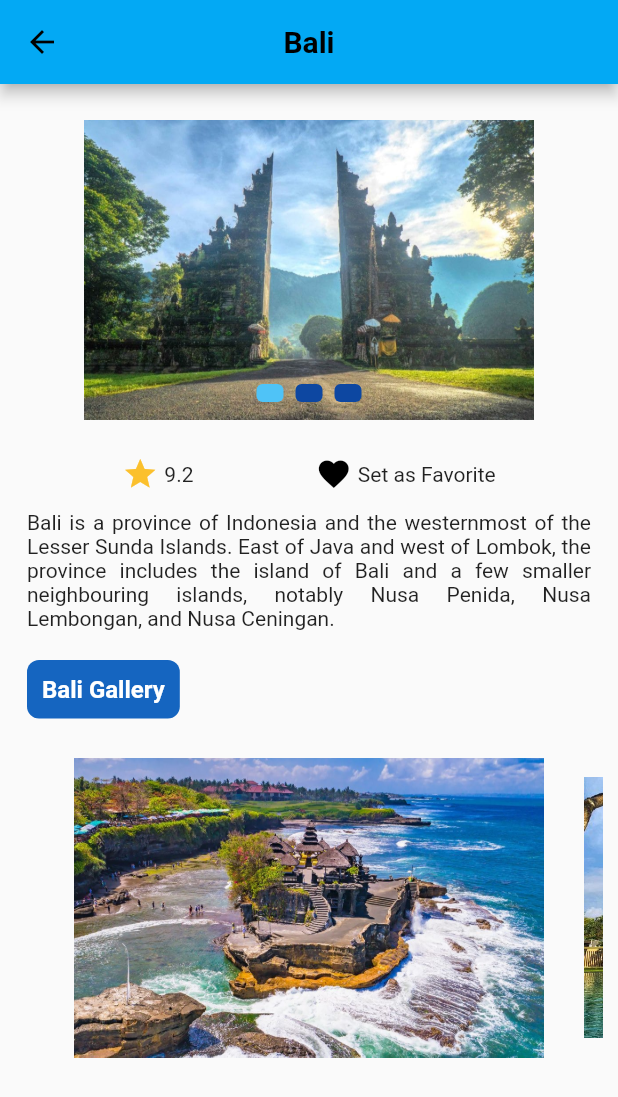
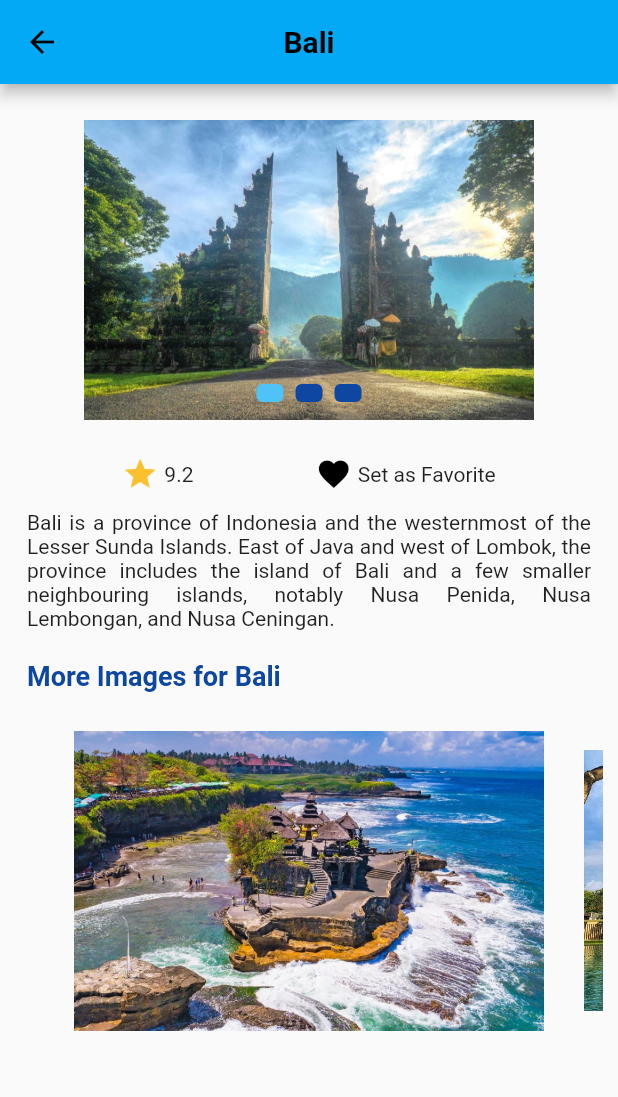
Before and after one commit to MauL08/Travelist, a Flutter app: the screen it shows after launch, item 2 of the bottom bar chosen, after a tap on "Show", on a phone screen of 412 x 824 dp. Shown: the top 1097 px of the screen. Run offline on Flutter 3.47's test engine with Material 2 defaults, Android fonts, the light colour scheme and no system bars; drawn by our look-alikes of carousel_slider, smooth_page_indicator; our stand-ins replace curved_navigation_bar.

Commit message:
fixing some useless features

```diff
--- a/lib/data/travel_category_model.dart
+++ /dev/null
@@ -1,20 +0,0 @@
-class TravelCategory {
-  String flagLogo;
-  String categoryName;
-
-  TravelCategory({
-    required this.flagLogo,
-    required this.categoryName,
-  });
-}
-
-var categoryList = [
-  TravelCategory(flagLogo: '', categoryName: 'All'),
-  TravelCategory(
-      flagLogo: 'assets/images/indonesiaFlag.png', categoryName: 'Indonesia'),
-  TravelCategory(flagLogo: 'assets/images/usFlag.png', categoryName: 'America'),
-  TravelCategory(
-      flagLogo: 'assets/images/englandFlag.webp', categoryName: 'England'),
-  TravelCategory(
-      flagLogo: 'assets/images/europeFlag.png', categoryName: 'Europe'),
-];
--- a/lib/data/travel_model.dart
+++ b/lib/data/travel_model.dart
@@ -17,13 +17,6 @@ class TravelData {
     required this.gallery,
   });
 }
-
-var allTravelData = [
-  indonesiaTravelData,
-  englandTravelData,
-  americaTravelData,
-  europeTravelData
-].expand((e) => e).toList();
 
 const indonesiaTravelData = [
   TravelData(
@@ -67,9 +60,3 @@ const indonesiaTravelData = [
     ],
   ),
 ];
-
-const englandTravelData = [];
-
-const americaTravelData = [];
-
-const europeTravelData = [];
--- a/lib/screens/home_screen/home_screen.dart
+++ b/lib/screens/home_screen/home_screen.dart
@@ -1,5 +1,4 @@
 import 'package:flutter/material.dart';
-import 'package:travelist/data/travel_category_model.dart';
 import 'package:travelist/widgets/home_image_slider/home_image_slider.dart';
 import 'package:travelist/widgets/popular_places_slider_widget/popular_places_slider_widget.dart';
 import 'package:travelist/widgets/userappbar_widget/userappbar_widget.dart';
@@ -10,7 +9,6 @@ class HomeScreen extends StatelessWidget {
   HomeScreen({Key? key}) : super(key: key);
 
   final ProfileData profileData = userProfileData;
-  final List<TravelCategory> category = categoryList;
 
   @override
   Widget build(BuildContext context) {
@@ -23,52 +21,8 @@ class HomeScreen extends StatelessWidget {
               userAppBarWidget(),
               const HomeImageSlider(),
               Container(
-                margin: const EdgeInsets.symmetric(vertical: 28),
-                height: 100,
-                child: ListView.separated(
-                  itemBuilder: (context, index) {
-                    return Column(
-                      children: [
-                        GestureDetector(
-                          onTap: () {},
-                          child: Container(
-                            padding: const EdgeInsets.all(10),
-                            decoration: BoxDecoration(
-                              borderRadius: BorderRadius.circular(8),
-                              color: Colors.lightBlue.shade300,
-                            ),
-                            child: Image.asset(
-                              category[index + 1].flagLogo,
-                              height: 40,
-                              width: 60,
-                              fit: BoxFit.cover,
-                            ),
-                          ),
-                        ),
-                        const SizedBox(height: 10),
-                        Text(
-                          category[index + 1].categoryName,
-                          style: const TextStyle(
-                            fontWeight: FontWeight.w500,
-                            color: Colors.black,
-                          ),
-                        ),
-                      ],
-                    );
-                  },
-                  separatorBuilder: (context, index) {
-                    return const VerticalDivider(
-                      width: 12,
-                      color: Colors.transparent,
-                    );
-                  },
-                  shrinkWrap: true,
-                  scrollDirection: Axis.horizontal,
-                  itemCount: category.length - 1,
-                ),
-              ),
-              Container(
-                margin: const EdgeInsets.symmetric(horizontal: 20),
+                margin:
+                    const EdgeInsets.symmetric(horizontal: 20, vertical: 20),
                 child: Row(
                   mainAxisAlignment: MainAxisAlignment.spaceBetween,
                   children: [
--- a/lib/screens/places_detail_screen/places_detail_screen.dart
+++ b/lib/screens/places_detail_screen/places_detail_screen.dart
@@ -14,7 +14,7 @@ class PlacesDetailScreen extends StatefulWidget {
 }
 
 class _PlacesDetailScreenState extends State<PlacesDetailScreen> {
-  final List<dynamic> travelData = allTravelData;
+  final List<dynamic> travelData = indonesiaTravelData;
   List detailedPlace = [];
 
   int dotIndex = 0;
@@ -141,19 +141,12 @@ class _PlacesDetailScreenState extends State<PlacesDetailScreen> {
             Container(
               alignment: Alignment.centerLeft,
               margin: const EdgeInsets.symmetric(horizontal: 18, vertical: 8),
-              child: Container(
-                padding: const EdgeInsets.all(10),
-                decoration: BoxDecoration(
-                  borderRadius: BorderRadius.circular(8),
-                  color: Colors.blue.shade800,
-                ),
-                child: Text(
-                  '${detailedPlace[0].name} Gallery',
-                  style: const TextStyle(
-                    fontSize: 16,
-                    fontWeight: FontWeight.bold,
-                    color: Colors.white,
-                  ),
+              child: Text(
+                'More Images for ${detailedPlace[0].name}',
+                style: TextStyle(
+                  fontSize: 18,
+                  fontWeight: FontWeight.bold,
+                  color: Colors.blue.shade900,
                 ),
               ),
             ),
--- a/lib/screens/places_screen/places_screen.dart
+++ b/lib/screens/places_screen/places_screen.dart
@@ -1,5 +1,4 @@
 import 'package:flutter/material.dart';
-import 'package:travelist/data/travel_category_model.dart';
 import 'package:travelist/data/travel_model.dart';
 import 'package:travelist/screens/places_detail_screen/places_detail_screen.dart';
 import 'package:travelist/widgets/userappbar_widget/userappbar_widget.dart';
@@ -15,9 +14,7 @@ class PlacesScreen extends StatefulWidget {
 
 class _PlacesScreenState extends State<PlacesScreen> {
   final ProfileData profileData = userProfileData;
-  final List<dynamic> travelData = allTravelData;
-  final List<TravelCategory> travelCategoryData = categoryList;
-
+  final List<dynamic> travelData = indonesiaTravelData;
   List foundedPlace = [];
 
   TextEditingController searchText = TextEditingController(text: '');
@@ -81,64 +78,15 @@ class _PlacesScreenState extends State<PlacesScreen> {
                 ),
               ),
               Container(
-                margin:
-                    const EdgeInsets.symmetric(horizontal: 10, vertical: 16),
-                height: 40,
-                width: double.infinity,
-                child: ListView.separated(
-                  physics: const BouncingScrollPhysics(),
-                  shrinkWrap: true,
-                  scrollDirection: Axis.horizontal,
-                  itemBuilder: ((context, index) {
-                    return ElevatedButton(
-                      onPressed: () {
-                        // if (travelCategoryData[index].categoryName == 'All') {
-                        //   setState(() {
-                        //     categoryFilter = '';
-                        //   });
-                        // } else {
-                        //   setState(() {
-                        //     categoryFilter =
-                        //         travelCategoryData[index].categoryName;
-                        //   });
-                        // }
-                      },
-                      child: Container(
-                        padding: const EdgeInsets.all(12),
-                        decoration: BoxDecoration(
-                          borderRadius: BorderRadius.circular(8),
-                        ),
-                        child: Text(
-                          travelCategoryData[index].categoryName,
-                          style: const TextStyle(
-                            color: Colors.white,
-                            fontWeight: FontWeight.bold,
-                          ),
-                          textAlign: TextAlign.center,
-                        ),
-                      ),
-                      style: ElevatedButton.styleFrom(
-                        primary: const Color(0xFF177FE4),
-                      ),
-                    );
-                  }),
-                  separatorBuilder: (context, index) {
-                    return const VerticalDivider(
-                      width: 10,
-                      color: Colors.transparent,
-                    );
-                  },
-                  itemCount: travelCategoryData.length,
-                ),
-              ),
-              Container(
                 margin: const EdgeInsets.symmetric(horizontal: 10, vertical: 8),
                 child: foundedPlace.isNotEmpty
                     ? Column(
                         crossAxisAlignment: CrossAxisAlignment.start,
                         children: [
                           Text(
-                            'Viewing ${categoryFilter == '' ? 'All' : categoryFilter} Places',
+                            searchText.text == ''
+                                ? 'Indonesia Places'
+                                : 'Result for ${searchText.text}',
                             style: const TextStyle(
                               fontWeight: FontWeight.bold,
                               fontSize: 16,
--- a/lib/screens/profile_screen/profile_screen.dart
+++ b/lib/screens/profile_screen/profile_screen.dart
@@ -7,7 +7,7 @@ class ProfileScreen extends StatelessWidget {
   ProfileScreen({Key? key}) : super(key: key);
 
   final ProfileData profileData = userProfileData;
-  final List<dynamic> travelTest = allTravelData;
+  final List<dynamic> travelTest = indonesiaTravelData;
 
   @override
   Widget build(BuildContext context) {
--- a/lib/widgets/home_image_slider/home_image_slider.dart
+++ b/lib/widgets/home_image_slider/home_image_slider.dart
@@ -11,7 +11,7 @@ class HomeImageSlider extends StatefulWidget {
 }
 
 class _HomeImageSliderState extends State<HomeImageSlider> {
-  final List<dynamic> travelData = allTravelData;
+  final List<dynamic> travelData = indonesiaTravelData;
   int dotIndex = 0;
 
   @override
--- a/lib/widgets/popular_places_slider_widget/popular_places_slider_widget.dart
+++ b/lib/widgets/popular_places_slider_widget/popular_places_slider_widget.dart
@@ -10,12 +10,12 @@ class PopularPlacesSlider extends StatefulWidget {
 }
 
 class _PopularPlacesSliderState extends State<PopularPlacesSlider> {
-  final List<dynamic> travelData = allTravelData;
+  final List<dynamic> travelData = indonesiaTravelData;
 
   @override
   Widget build(BuildContext context) {
     return Container(
-      height: 220,
+      height: 300,
       width: double.infinity,
       margin: const EdgeInsets.symmetric(horizontal: 10),
       child: ListView.builder(
@@ -26,8 +26,8 @@ class _PopularPlacesSliderState extends State<PopularPlacesSlider> {
         itemBuilder: (context, index) {
           return Container(
             alignment: Alignment.center,
-            width: 240,
-            margin: const EdgeInsets.symmetric(vertical: 18, horizontal: 10),
+            width: 300,
+            margin: const EdgeInsets.symmetric(horizontal: 10),
             decoration: BoxDecoration(
               color: Colors.white,
               borderRadius: BorderRadius.circular(12),
@@ -35,8 +35,8 @@ class _PopularPlacesSliderState extends State<PopularPlacesSlider> {
             child: Column(
               children: [
                 Container(
-                  height: 100,
-                  width: 240,
+                  height: 200,
+                  width: 280,
                   margin: const EdgeInsets.all(12),
                   decoration: BoxDecoration(
                     borderRadius: BorderRadius.circular(12),
--- a/lib/widgets/userappbar_widget/userappbar_widget.dart
+++ b/lib/widgets/userappbar_widget/userappbar_widget.dart
@@ -40,16 +40,6 @@ Widget userAppBarWidget() {
             )
           ],
         ),
-        Row(
-          children: [
-            Icon(
-              Icons.notifications,
-              color: Colors.grey.shade600,
-              size: 30,
-            ),
-            const SizedBox(
-              width: 8,
-            ),
         ClipOval(
           child: Image.asset(
             profileData.profileImage,
@@ -59,8 +49,6 @@ Widget userAppBarWidget() {
           ),
         ),
       ],
-        )
-      ],
     ),
   );
 }
```
Lines whose indentation alone changed are shown as unchanged.
